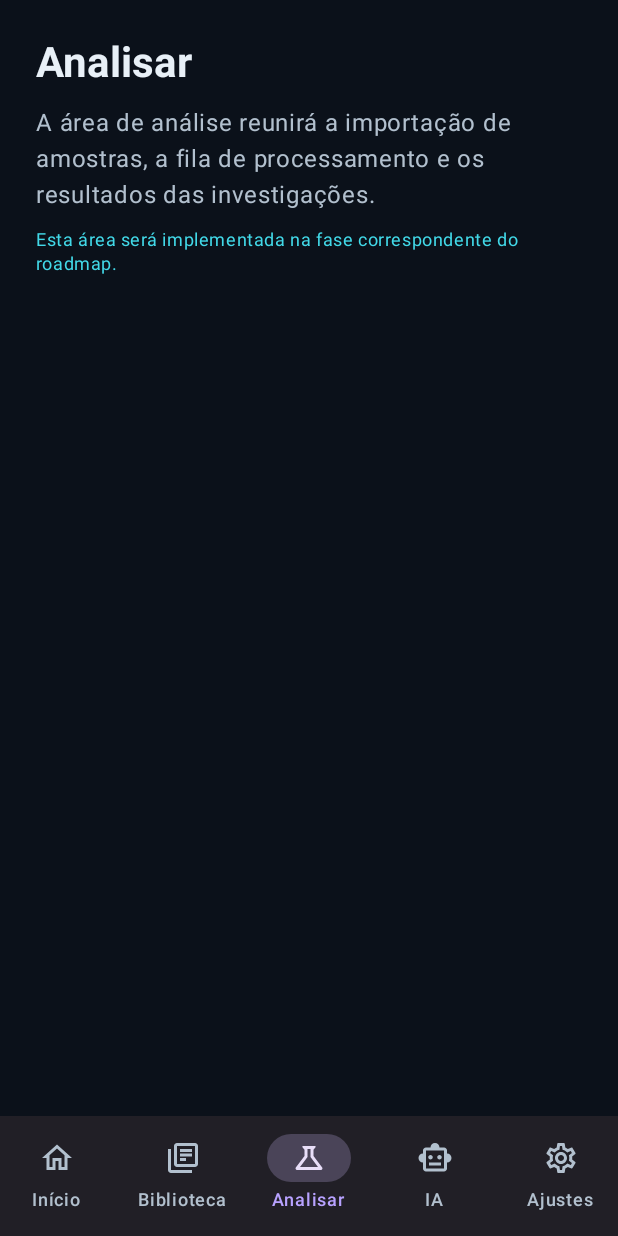
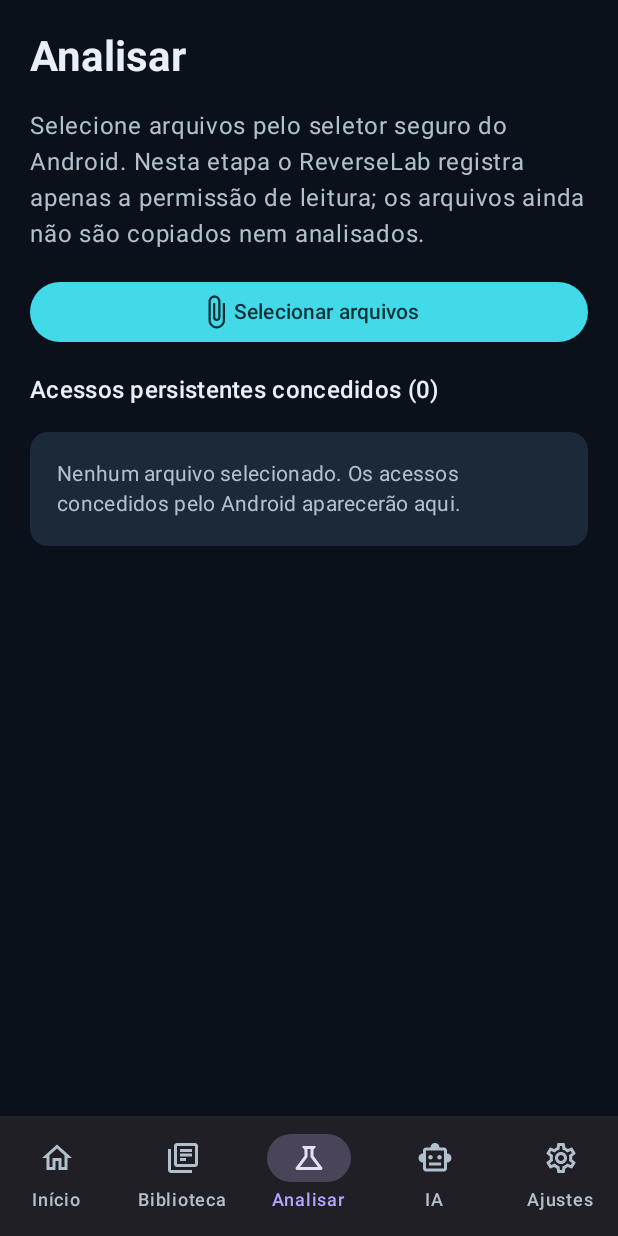
Before and after one commit to Kyra2214/ReverseLab, an Android app built with Jetpack Compose: the screen it shows after launch (MainActivity), item 3 of the bottom bar chosen, on a phone screen of 412 x 824 dp. Run offline under Robolectric (Android 15) with nearby library versions, the phone set to English and light mode, and no system bars.

Commit message:
feat: integrate Android document picker and persistent read grants

```diff
--- /dev/null
+++ b/app/src/main/java/br/com/reverselab/app/ui/AnalyzeScreen.kt
@@ -0,0 +1,150 @@
+package br.com.reverselab.app.ui
+
+import android.content.Intent
+import android.net.Uri
+import android.provider.OpenableColumns
+import androidx.activity.compose.rememberLauncherForActivityResult
+import androidx.activity.result.contract.ActivityResultContracts
+import androidx.compose.foundation.layout.Arrangement
+import androidx.compose.foundation.layout.Column
+import androidx.compose.foundation.layout.Row
+import androidx.compose.foundation.layout.fillMaxWidth
+import androidx.compose.foundation.layout.padding
+import androidx.compose.foundation.layout.weight
+import androidx.compose.foundation.lazy.LazyColumn
+import androidx.compose.foundation.lazy.items
+import androidx.compose.material.icons.Icons
+import androidx.compose.material.icons.outlined.AttachFile
+import androidx.compose.material3.Button
+import androidx.compose.material3.Card
+import androidx.compose.material3.CardDefaults
+import androidx.compose.material3.Icon
+import androidx.compose.material3.MaterialTheme
+import androidx.compose.material3.Text
+import androidx.compose.runtime.Composable
+import androidx.compose.runtime.getValue
+import androidx.compose.runtime.mutableStateListOf
+import androidx.compose.runtime.mutableStateOf
+import androidx.compose.runtime.remember
+import androidx.compose.runtime.setValue
+import androidx.compose.ui.Modifier
+import androidx.compose.ui.platform.LocalContext
+import androidx.compose.ui.text.font.FontWeight
+import androidx.compose.ui.unit.dp
+import br.com.reverselab.core.storage.SafPermissionManager
+
+private data class SelectedDocument(
+    val uri: Uri,
+    val displayName: String,
+)
+
+@Composable
+fun AnalyzeScreen(modifier: Modifier = Modifier) {
+    val context = LocalContext.current
+    val permissionManager = remember(context.contentResolver) {
+        SafPermissionManager(context.contentResolver)
+    }
+    val selectedDocuments = remember(permissionManager) {
+        mutableStateListOf<SelectedDocument>().apply {
+            permissionManager.listPersistedReadGrants().forEach { uri ->
+                add(SelectedDocument(uri, resolveDisplayName(context.contentResolver, uri)))
+            }
+        }
+    }
+    var selectionError by remember { mutableStateOf<String?>(null) }
+
+    val documentPicker = rememberLauncherForActivityResult(
+        contract = ActivityResultContracts.OpenMultipleDocuments(),
+    ) { uris ->
+        selectionError = null
+        uris.forEach { uri ->
+            try {
+                permissionManager.persistReadGrant(uri, Intent.FLAG_GRANT_READ_URI_PERMISSION)
+                selectedDocuments.add(
+                    SelectedDocument(uri, resolveDisplayName(context.contentResolver, uri)),
+                )
+            } catch (exception: SecurityException) {
+                selectionError = "Não foi possível manter acesso de leitura a um dos arquivos selecionados."
+            } catch (exception: IllegalArgumentException) {
+                selectionError = exception.message ?: "Permissão de arquivo inválida."
+            }
+        }
+    }
+
+    Column(
+        modifier = modifier.padding(20.dp),
+        verticalArrangement = Arrangement.spacedBy(16.dp),
+    ) {
+        Text("Analisar", style = MaterialTheme.typography.headlineMedium, fontWeight = FontWeight.Bold)
+        Text(
+            "Selecione arquivos pelo seletor seguro do Android. Nesta etapa o ReverseLab registra apenas a permissão de leitura; os arquivos ainda não são copiados nem analisados.",
+            style = MaterialTheme.typography.bodyLarge,
+            color = MaterialTheme.colorScheme.onSurfaceVariant,
+        )
+        Button(
+            onClick = { documentPicker.launch(arrayOf("*/*")) },
+            modifier = Modifier.fillMaxWidth(),
+        ) {
+            Icon(Icons.Outlined.AttachFile, contentDescription = null)
+            Text("Selecionar arquivos")
+        }
+        selectionError?.let { message ->
+            Text(message, color = MaterialTheme.colorScheme.error)
+        }
+        Text(
+            "Acessos persistentes concedidos (${selectedDocuments.size})",
+            style = MaterialTheme.typography.titleMedium,
+            fontWeight = FontWeight.SemiBold,
+        )
+        if (selectedDocuments.isEmpty()) {
+            Card(
+                colors = CardDefaults.cardColors(containerColor = MaterialTheme.colorScheme.surfaceVariant),
+                modifier = Modifier.fillMaxWidth(),
+            ) {
+                Text(
+                    "Nenhum arquivo selecionado. Os acessos concedidos pelo Android aparecerão aqui.",
+                    modifier = Modifier.padding(18.dp),
+                    style = MaterialTheme.typography.bodyMedium,
+                    color = MaterialTheme.colorScheme.onSurfaceVariant,
+                )
+            }
+        } else {
+            LazyColumn(
+                modifier = Modifier.weight(1f),
+                verticalArrangement = Arrangement.spacedBy(8.dp),
+            ) {
+                items(selectedDocuments) { document ->
+                    Card(
+                        colors = CardDefaults.cardColors(containerColor = MaterialTheme.colorScheme.surface),
+                        modifier = Modifier.fillMaxWidth(),
+                    ) {
+                        Column(
+                            modifier = Modifier.padding(14.dp),
+                            verticalArrangement = Arrangement.spacedBy(4.dp),
+                        ) {
+                            Row(horizontalArrangement = Arrangement.spacedBy(8.dp)) {
+                                Icon(Icons.Outlined.AttachFile, contentDescription = null, tint = MaterialTheme.colorScheme.primary)
+                                Text(document.displayName, style = MaterialTheme.typography.titleSmall, fontWeight = FontWeight.SemiBold)
+                            }
+                            Text(
+                                "Permissão de leitura persistente ativa",
+                                style = MaterialTheme.typography.bodySmall,
+                                color = MaterialTheme.colorScheme.primary,
+                            )
+                        }
+                    }
+                }
+            }
+        }
+    }
+}
+
+private fun resolveDisplayName(
+    contentResolver: android.content.ContentResolver,
+    uri: Uri,
+): String {
+    val cursor = contentResolver.query(uri, arrayOf(OpenableColumns.DISPLAY_NAME), null, null, null)
+    return cursor?.use {
+        if (it.moveToFirst()) it.getString(0) else null
+    } ?: uri.lastPathSegment ?: "Documento sem nome"
+}
--- a/app/src/main/java/br/com/reverselab/app/ui/ReverseLabApp.kt
+++ b/app/src/main/java/br/com/reverselab/app/ui/ReverseLabApp.kt
@@ -70,11 +70,7 @@ fun ReverseLabApp() {
                 onSelectArea = { selectedLibraryArea = it },
                 onBackToRoot = { selectedLibraryArea = LibraryArea.ROOT },
             )
-            2 -> FeaturePlaceholderScreen(
-                modifier = contentModifier,
-                title = "Analisar",
-                description = "A área de análise reunirá a importação de amostras, a fila de processamento e os resultados das investigações.",
-            )
+            2 -> AnalyzeScreen(modifier = contentModifier)
             3 -> FeaturePlaceholderScreen(
                 modifier = contentModifier,
                 title = "IA",
--- a/core/storage/src/main/java/br/com/reverselab/core/storage/SafPermissionManager.kt
+++ b/core/storage/src/main/java/br/com/reverselab/core/storage/SafPermissionManager.kt
@@ -26,6 +26,10 @@ class SafPermissionManager(
         it.uri == uri && it.isReadPermission
     }
 
+    fun listPersistedReadGrants(): List<Uri> = contentResolver.persistedUriPermissions
+        .filter { it.isReadPermission }
+        .map { it.uri }
+
     /** Releases access only; it never deletes or modifies the referenced document. */
     fun releaseReadGrant(uri: Uri) {
         if (hasReadGrant(uri)) {
```
Also changed, not shown: 1 other file.
